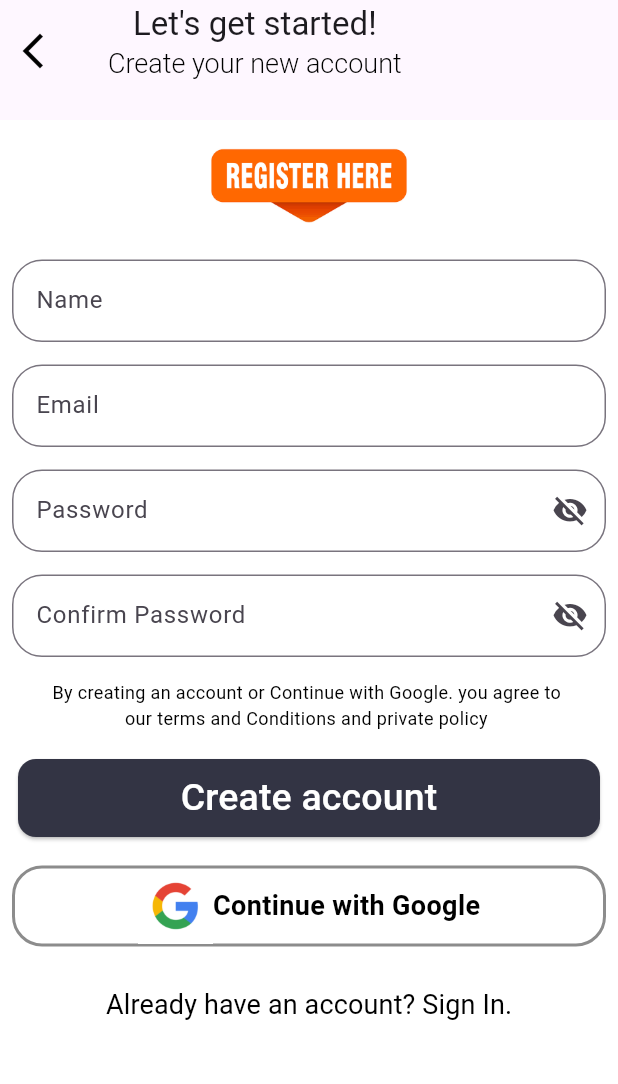
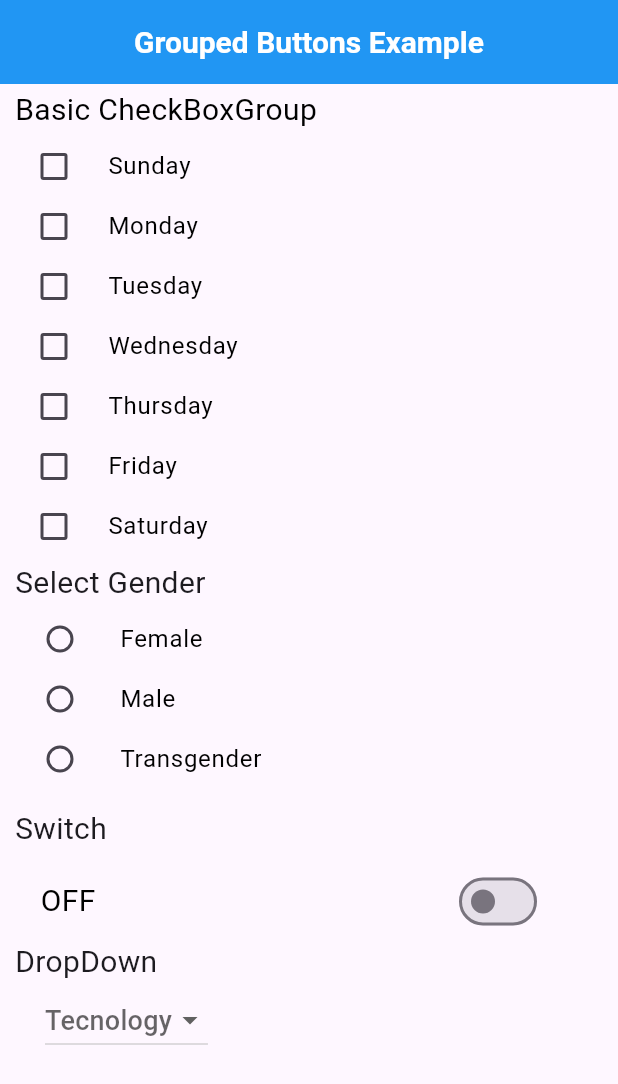
Before and after one commit to obaidul360/Assignment, a Flutter app: the screen it shows after launch, on a phone screen of 412 x 824 dp. Shown: the top 1084 px of the screen. Run offline on Flutter 3.47's test engine with Material 3 defaults, Android fonts, the light colour scheme and no system bars; our stand-ins replace gap.

Commit message:
CheckBox,RadioBox,Switch

```diff
--- a/lib/main.dart
+++ b/lib/main.dart
@@ -3,6 +3,7 @@ import 'package:coderangoan_assignment/src/salef_practice/list_view_builder/list
 import 'package:coderangoan_assignment/src/salef_practice/list_view_builder/watch.dart';
 import 'package:coderangoan_assignment/src/salef_practice/model_provider_details/moldel_details.dart';
 import 'package:coderangoan_assignment/src/task/task-one.dart';
+import 'package:coderangoan_assignment/src/task/task2/task_two.dart';
 import 'package:coderangoan_assignment/src/task/task_two.dart';
 import 'package:coderangoan_assignment/src/timer.dart';
 
@@ -25,7 +26,7 @@ class MyApp extends StatelessWidget {
         ],
         child: MaterialApp(
           debugShowCheckedModeBanner: false,
-          home: TaskTow()
+          home: TaskTwo(),
         ),
       ),
     );
--- a/lib/src/task/task-one.dart
+++ b/lib/src/task/task-one.dart
@@ -37,7 +37,6 @@ class TaskOne extends StatelessWidget {
               Padding(
                 padding: const EdgeInsets.symmetric(horizontal: 8),
                 child: Align(
-
                   alignment: Alignment.topLeft,
                   child: Text(
                     "Create your Account",
--- /dev/null
+++ b/lib/src/task/task2/task_two.dart
@@ -0,0 +1,327 @@
+import 'package:flutter/material.dart';
+import 'package:gap/gap.dart';
+
+class TaskTwo extends StatefulWidget {
+  const TaskTwo({super.key});
+
+  @override
+  State<TaskTwo> createState() => _TaskTwoState();
+}
+
+class _TaskTwoState extends State<TaskTwo> {
+  bool Sunday = false;
+  bool Monday = false;
+  bool Tuesday = false;
+  bool Wednesday = false;
+  bool Thursday = false;
+  bool Friday = false;
+  bool Saturday = false;
+  List<String> tecnology = ["CSE", "ET", "PT", "MT", "CT", "General"];
+  String? _itemsSelected;
+  String? gender;
+  bool move = false;
+  @override
+  Widget build(BuildContext context) {
+    return Scaffold(
+      appBar: AppBar(
+        centerTitle: true,
+        backgroundColor: Colors.blue,
+        title: Text(
+          "Grouped Buttons Example",
+          style: TextStyle(
+            fontSize: 20,
+            fontWeight: FontWeight.bold,
+            color: Colors.white,
+          ),
+        ),
+      ),
+      body: SingleChildScrollView(
+        child: Column(
+          crossAxisAlignment: CrossAxisAlignment.start,
+          children: [
+            Padding(
+              padding: const EdgeInsets.symmetric(horizontal: 10, vertical: 3),
+              child: Text(
+                "Basic CheckBoxGroup",
+                style: TextStyle(color: Colors.black, fontSize: 20),
+              ),
+            ),
+            CheckboxListTile(
+              value: Sunday,
+              visualDensity: VisualDensity(
+                horizontal: 0,
+                vertical: -4,
+              ), // ← space কমাবে
+              dense: true,
+              controlAffinity: ListTileControlAffinity.leading,
+              title: Text(
+                "Sunday",
+                style: TextStyle(fontSize: 16, color: Colors.black),
+              ),
+              activeColor: Colors.blue,
+              onChanged: (bool? value) {
+                setState(() {
+                  Sunday = value!;
+                });
+              },
+            ),
+            CheckboxListTile(
+              value: Monday,
+              visualDensity: VisualDensity(
+                horizontal: 0,
+                vertical: -4,
+              ), // ← space কমাবে
+              dense: true,
+              title: Text(
+                "Monday",
+                style: TextStyle(fontSize: 16, color: Colors.black),
+              ),
+              controlAffinity: ListTileControlAffinity.leading,
+              activeColor: Colors.blue,
+              onChanged: (bool? value) {
+                setState(() {
+                  Monday = value!;
+                });
+              },
+            ),
+            CheckboxListTile(
+              value: Tuesday,
+              visualDensity: VisualDensity(
+                horizontal: 0,
+                vertical: -4,
+              ), // ← space কমাবে
+              dense: true,
+              controlAffinity: ListTileControlAffinity.leading,
+              title: Text(
+                "Tuesday",
+                style: TextStyle(fontSize: 16, color: Colors.black),
+              ),
+              activeColor: Colors.blue,
+              onChanged: (bool? value) {
+                setState(() {
+                  Tuesday = value!;
+                });
+              },
+            ),
+            CheckboxListTile(
+              value: Wednesday,
+              visualDensity: VisualDensity(
+                horizontal: 0,
+                vertical: -4,
+              ), // ← space কমাবে
+              dense: true,
+              title: Text(
+                "Wednesday",
+                style: TextStyle(fontSize: 16, color: Colors.black),
+              ),
+              controlAffinity: ListTileControlAffinity.leading,
+              activeColor: Colors.blue,
+              onChanged: (bool? value) {
+                setState(() {
+                  Wednesday = value!;
+                });
+              },
+            ),
+            CheckboxListTile(
+              value: Thursday,
+              visualDensity: VisualDensity(
+                horizontal: 0,
+                vertical: -4,
+              ), // ← space কমাবে
+              dense: true,
+              controlAffinity: ListTileControlAffinity.leading,
+              title: Text(
+                "Thursday",
+                style: TextStyle(fontSize: 16, color: Colors.black),
+              ),
+              activeColor: Colors.blue,
+              onChanged: (bool? value) {
+                setState(() {
+                  Thursday = value!;
+                });
+              },
+            ),
+            CheckboxListTile(
+              value: Friday,
+              title: Text(
+                "Friday",
+                style: TextStyle(fontSize: 16, color: Colors.black),
+              ),
+              visualDensity: VisualDensity(
+                horizontal: 0,
+                vertical: -4,
+              ), // ← space কমাবে
+              dense: true,
+              controlAffinity: ListTileControlAffinity.leading,
+              activeColor: Colors.blue,
+              onChanged: (bool? value) {
+                setState(() {
+                  Friday = value!;
+                });
+              },
+            ),
+            CheckboxListTile(
+              value: Saturday,
+              visualDensity: VisualDensity(
+                horizontal: 0,
+                vertical: -4,
+              ), // ← space কমাবে
+              dense: true,
+              controlAffinity: ListTileControlAffinity
+                  .leading, // This Property work Icons leading.
+              title: Text(
+                "Saturday",
+                style: TextStyle(fontSize: 16, color: Colors.black),
+              ),
+              activeColor: Colors.blue,
+              onChanged: (bool? value) {
+                setState(() {
+                  Saturday = value!;
+                });
+              },
+            ),
+            Padding(
+              padding: const EdgeInsets.symmetric(horizontal: 10, vertical: 3),
+              child: Text("Select Gender", style: TextStyle(fontSize: 20)),
+            ),
+            ListTile(
+              title: Text(
+                "Female",
+                style: TextStyle(fontSize: 16, color: Colors.black),
+              ),
+              visualDensity: VisualDensity(
+                horizontal: 0,
+                vertical: -4,
+              ), // ← space কমাবে
+              dense: true,
+              leading: Radio<String>(
+                activeColor: Colors.blue,
+                value: "Female",
+                groupValue: gender,
+                onChanged: (value) {
+                  setState(() {
+                    gender = value;
+                  });
+                },
+              ),
+            ),
+            ListTile(
+              title: Text(
+                "Male",
+                style: TextStyle(fontSize: 16, color: Colors.black),
+              ),
+              visualDensity: VisualDensity(
+                horizontal: 0,
+                vertical: -4,
+              ), // ← space কমাবে
+              dense: true,
+              leading: Radio<String>(
+                activeColor: Colors.blue,
+                value: "Male",
+                groupValue: gender,
+                onChanged: (value) {
+                  setState(() {
+                    gender = value;
+                  });
+                },
+              ),
+            ),
+            ListTile(
+              title: Text(
+                "Transgender",
+                style: TextStyle(fontSize: 16, color: Colors.black),
+              ),
+              visualDensity: VisualDensity(
+                horizontal: 0,
+                vertical: -4,
+              ), // ← space কমাবে
+              dense: true,
+              leading: Radio<String>(
+                activeColor: Colors.blue,
+                value: "Transgender",
+                groupValue: gender,
+                onChanged: (value) {
+                  setState(() {
+                    gender = value;
+                  });
+                },
+              ),
+            ),
+            Gap(2),
+            Padding(
+              padding: const EdgeInsets.all(10.0),
+              child: Text("Switch", style: TextStyle(fontSize: 20)),
+            ),
+            Container(
+              margin: EdgeInsets.only(left: 12, right: 50),
+              child: Row(
+                spacing: 20,
+                mainAxisAlignment: MainAxisAlignment.spaceBetween,
+                children: [
+                  move
+                      ? TextButton.icon(
+                          onPressed: () {},
+                          icon: Icon(
+                            Icons.highlight,
+                            size: 30,
+                            color: Colors.blue,
+                          ),
+                          label: Text(
+                            "Light",
+                            style: TextStyle(fontSize: 16, color: Colors.black),
+                          ),
+                        )
+                      : Padding(
+                        padding: const EdgeInsets.symmetric(horizontal: 15.0),
+                        child: Text(
+                            "OFF",
+                            style: TextStyle(fontSize: 20, color: Colors.black,),
+                          ),
+                      ),
+                  Switch(
+                    value: move,
+                    onChanged: (light) {
+                      setState(() {
+                        move = light;
+                      });
+                    },
+                    activeTrackColor: Colors.blue,
+                  ),
+
+                ],
+              ),
+            ),
+            Gap(2),
+            Padding(
+              padding: const EdgeInsets.symmetric(horizontal: 10),
+              child: Text("DropDown", style: TextStyle(fontSize: 20)),
+            ),
+            Padding(
+              padding: const EdgeInsets.symmetric(horizontal: 30.0),
+              child: DropdownButton<String>(
+                value: _itemsSelected,
+                hint: Text(
+                  "Tecnology",
+                  style: TextStyle(fontSize: 18),
+                ), // Default লেখা
+                icon: Icon(Icons.arrow_drop_down), // নিচের তীর চিহ্ন
+                isExpanded: false, // পুরো প্রস্থ ব্যবহার করবে
+                items: tecnology.map((String item) {
+                  return DropdownMenuItem<String>(
+                    value: item,
+                    child: Text(item),
+                  );
+                }).toList(),
+                onChanged: (String? newValue) {
+                  setState(() {
+                    _itemsSelected = newValue; // নির্বাচিত মান পরিবর্তন
+                  });
+                },
+              ),
+            ),
+          ],
+        ),
+      ),
+    );
+  }
+}
--- a/lib/src/task/task_two.dart
+++ b/lib/src/task/task_two.dart
@@ -72,7 +72,7 @@ class _TaskTowState extends State<TaskTow> {
               Container(
                 height: 55,
                 child: TextField(
-                  keyboardType: TextInputType.name,
+                  keyboardType: TextInputType.emailAddress,
                   style: TextStyle(color: Colors.blue),
                   textAlign: TextAlign.left,
                   decoration: InputDecoration(
--- a/pubspec.yaml
+++ b/pubspec.yaml
@@ -35,6 +35,7 @@ dependencies:
   # Use with the CupertinoIcons class for iOS style icons.
   cupertino_icons: ^1.0.8
   provider: ^6.1.5+1
+  gap: ^3.0.1
 
 dev_dependencies:
   flutter_test:
```
Also changed, not shown: pubspec.lock.
